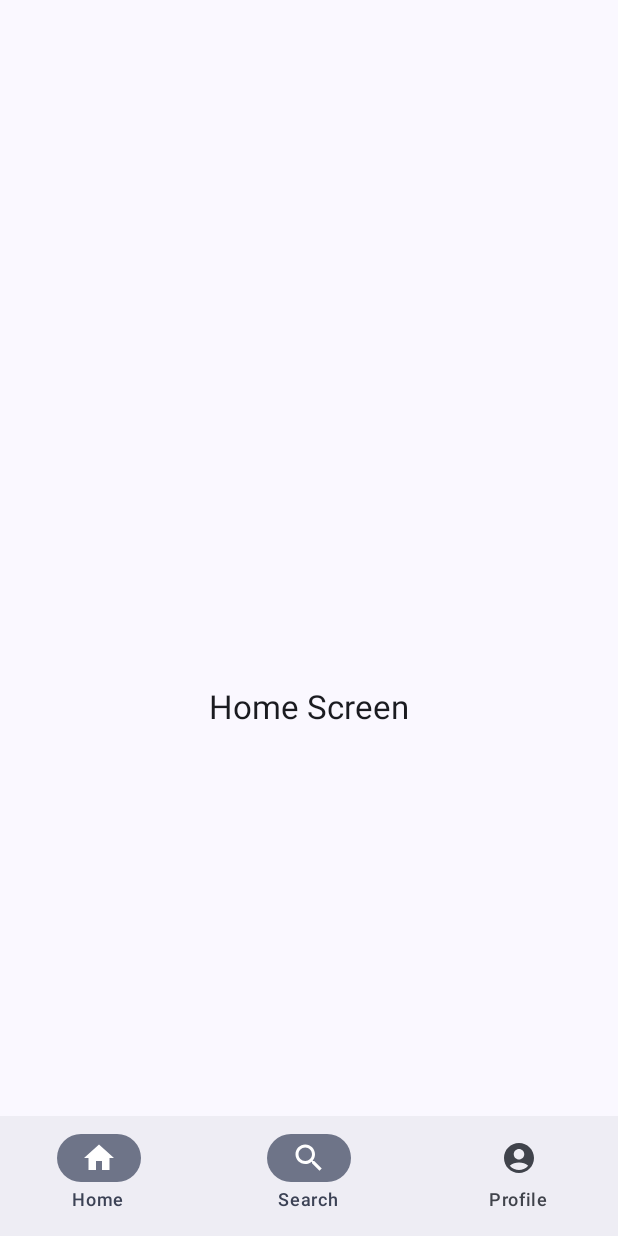
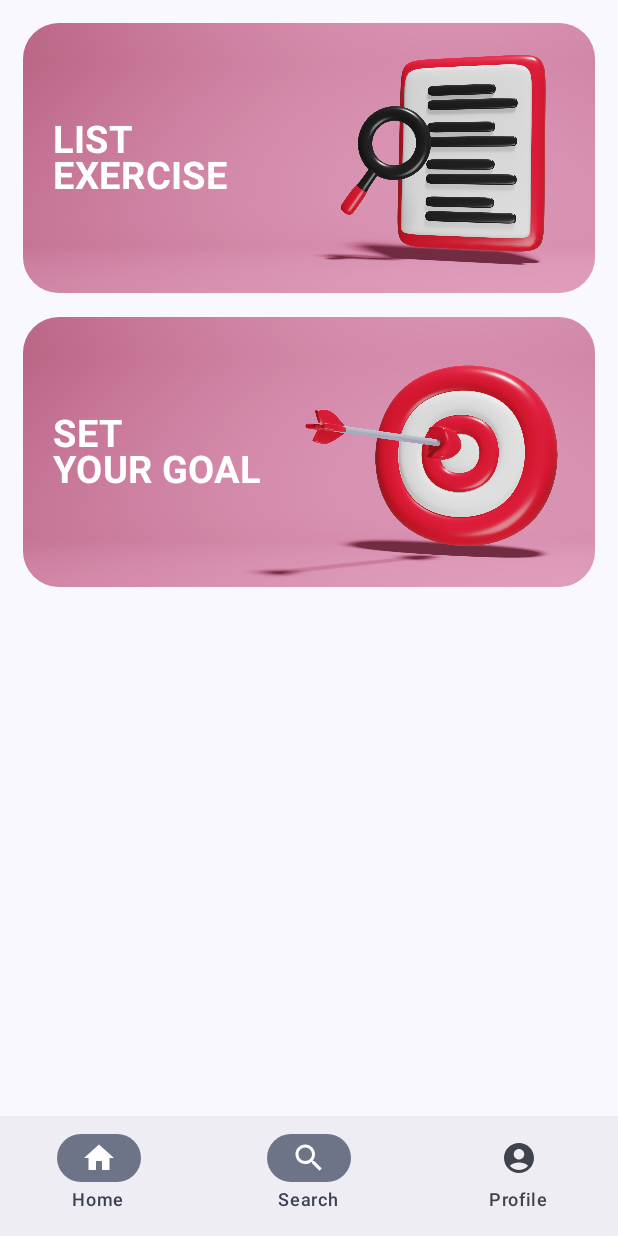
Before and after one commit to Rifqi-Irfansyah/PeakForm, an Android app built with Jetpack Compose: the screen it shows after launch (MainActivity), on a phone screen of 412 x 824 dp. Run offline under Robolectric (Android 15) with nearby library versions, the phone set to English and light mode, and no system bars.

Commit message:
feat: add card in home, change: make appnavhost to modular route

```diff
--- /dev/null
+++ b/app/src/main/java/com/example/peakform/Navigation/AppNavHost.kt
@@ -0,0 +1,29 @@
+package com.example.peakform.Navigation
+
+import androidx.compose.runtime.Composable
+import androidx.compose.ui.Modifier
+import androidx.navigation.NavHostController
+import androidx.navigation.compose.NavHost
+import androidx.navigation.compose.composable
+import com.example.peakform.Screens.Home
+import com.example.peakform.Screens.MakeSchedule
+import com.example.peakform.Screens.Profile
+
+@Composable
+fun AppNavHost(navController: NavHostController, modifier: Modifier = Modifier) {
+    NavHost(
+        navController = navController,
+        startDestination = Screens.Home.route,
+        modifier = modifier
+    ) {
+        composable(Screens.Home.route) {
+            Home(navController)
+        }
+        composable(Screens.Profile.route) {
+            Profile(navController)
+        }
+        composable(Screens.MakeSchedule.route) {
+            MakeSchedule()
+        }
+    }
+}
--- a/app/src/main/java/com/example/peakform/Navigation/BottomNavBar.kt
+++ b/app/src/main/java/com/example/peakform/Navigation/BottomNavBar.kt
@@ -6,21 +6,23 @@ import androidx.compose.material3.*
 import androidx.compose.runtime.*
 import androidx.compose.ui.Modifier
 import androidx.navigation.NavGraph.Companion.findStartDestination
-import androidx.navigation.compose.NavHost
-import androidx.navigation.compose.composable
 import androidx.navigation.compose.currentBackStackEntryAsState
 import androidx.navigation.compose.rememberNavController
-import com.example.peakform.Screens.Home
-import com.example.peakform.Screens.Profile
 
 @Composable
 fun BottomNavBar() {
     val navController = rememberNavController()
     val navBackStackEntry by navController.currentBackStackEntryAsState()
     val currentDestination = navBackStackEntry?.destination
+    val screensWithBottomBar = listOf(
+        Screens.Home.route,
+        Screens.Profile.route
+    )
+
     Scaffold(
         modifier = Modifier.fillMaxSize(),
         bottomBar = {
+            if (currentDestination?.route in screensWithBottomBar) {
                 NavigationBar {
                     BottomNavItem().BottomNavItem().forEachIndexed { _, navigationItem ->
                         NavigationBarItem(
@@ -47,26 +49,8 @@ fun BottomNavBar() {
                     }
                 }
             }
-    ) {paddingValues ->
-        NavHost(
-            navController = navController,
-            startDestination = Screens.Home.route,
-            modifier = Modifier.padding(paddingValues = paddingValues)) {
-            composable(Screens.Home.route) {
-                Home(
-                    navController
-                )
         }
-            composable(Screens.Home.route) {
-                Home(
-                    navController
-                )
-            }
-            composable(Screens.Profile.route) {
-                Profile(
-                    navController
-                )
+    ){ paddingValues ->
+        AppNavHost(navController, Modifier.padding(paddingValues))
     }
 }
-    }
-}
--- a/app/src/main/java/com/example/peakform/Navigation/Screens.kt
+++ b/app/src/main/java/com/example/peakform/Navigation/Screens.kt
@@ -3,4 +3,5 @@ package com.example.peakform.Navigation
 sealed class Screens(val route : String) {
     object Home : Screens("home_screen")
     object Profile : Screens("profile_screen")
+    object MakeSchedule : Screens("makeschedule_screen")
 }
--- a/app/src/main/java/com/example/peakform/Screens/Home.kt
+++ b/app/src/main/java/com/example/peakform/Screens/Home.kt
@@ -8,10 +8,16 @@ import androidx.compose.runtime.Composable
 import androidx.compose.ui.Alignment
 import androidx.compose.ui.Modifier
 import androidx.compose.ui.draw.clip
+import androidx.compose.ui.graphics.Color
 import androidx.compose.ui.layout.ContentScale
 import androidx.compose.ui.res.painterResource
+import androidx.compose.ui.tooling.preview.Preview
 import androidx.compose.ui.unit.dp
 import androidx.navigation.NavController
+import androidx.navigation.compose.rememberNavController
+import com.example.peakform.Navigation.Screens
+import com.example.peakform.R
+import com.example.peakform.ui.components.CardImage
 import com.example.peakform.ui.theme.NavigationBarMediumTheme
 
 @Composable
@@ -24,27 +30,28 @@ fun Home(navController: NavController) {
             Column(
                 modifier = Modifier.fillMaxSize().padding(15.dp),
                 horizontalAlignment = Alignment.CenterHorizontally,
-                verticalArrangement = Arrangement.Center
+                verticalArrangement = Arrangement.spacedBy(16.dp)
             ) {
-                Box(
-                    modifier = Modifier.fillMaxWidth()
-                        .height(200.dp)
-                        .padding(horizontal = 15.dp, vertical = 10.dp)
-                        .clip(MaterialTheme.shapes.large)
-                ) {
-//                    Image(
-//                        painter = painterResource(R.drawable.images),
-//                        contentDescription = "home_screen_bg",
-//                        contentScale = ContentScale.Crop,
-//                        modifier = Modifier.fillMaxSize()
-//                    )
-                }
-                Text(
-                    "Home Screen",
-                    style = MaterialTheme.typography.titleLarge,
-                    modifier = Modifier.padding(vertical = 20.dp)
+                CardImage(
+                    backgroundRes = R.drawable.cardlist,
+                    title = "LIST \nEXERCISE",
+                    titleColor = Color.White,
+                    onClick = {}
+                )
+
+                CardImage(
+                    backgroundRes = R.drawable.cardgoal,
+                    title = "SET \nYOUR GOAL",
+                    titleColor = Color.White,
+                    onClick = { navController.navigate(Screens.MakeSchedule.route)}
                 )
             }
         }
     }
 }
+
+@Composable
+@Preview
+fun Preview(){
+    Home(navController = rememberNavController())
+}
--- /dev/null
+++ b/app/src/main/java/com/example/peakform/ui/components/CardImage.kt
@@ -0,0 +1,72 @@
+package com.example.peakform.ui.components
+
+import androidx.compose.foundation.Image
+import androidx.compose.foundation.background
+import androidx.compose.foundation.clickable
+import androidx.compose.foundation.layout.*
+import androidx.compose.foundation.shape.RoundedCornerShape
+import androidx.compose.material3.Card
+import androidx.compose.material3.CardDefaults
+import androidx.compose.material3.Text
+import androidx.compose.runtime.Composable
+import androidx.compose.ui.Alignment
+import androidx.compose.ui.Modifier
+import androidx.compose.ui.draw.clip
+import androidx.compose.ui.graphics.Color
+import androidx.compose.ui.layout.ContentScale
+import androidx.compose.ui.res.painterResource
+import androidx.compose.ui.text.font.FontWeight
+import androidx.compose.ui.tooling.preview.Preview
+import androidx.compose.ui.unit.dp
+import androidx.compose.ui.unit.sp
+import com.example.peakform.Navigation.Screens
+import com.example.peakform.R
+
+@Composable
+fun CardImage(
+    backgroundRes: Int,
+    title: String,
+    titleColor: Color,
+    onClick: () -> Unit
+) {
+    Card(
+        modifier = Modifier
+            .fillMaxWidth()
+            .height(180.dp)
+            .clip(RoundedCornerShape(24.dp))
+            .clickable { onClick() },
+        colors = CardDefaults.cardColors(containerColor = Color.Transparent),
+        elevation = CardDefaults.cardElevation(defaultElevation = 4.dp)
+    ) {
+        Box(modifier = Modifier.fillMaxSize()) {
+            Image(
+                painter = painterResource(id = backgroundRes),
+                contentDescription = "Background Image",
+                contentScale = ContentScale.Crop,
+                modifier = Modifier.matchParentSize()
+            )
+
+            // Title over Background
+            Text(
+                text = title,
+                fontSize = 25.sp,
+                fontWeight = FontWeight.Bold,
+                color = titleColor,
+                modifier = Modifier
+                    .align(Alignment.CenterStart)
+                    .padding(20.dp)
+            )
+        }
+    }
+}
+
+@Composable
+@Preview
+fun PreviewCard() {
+    CardImage(
+        backgroundRes = R.drawable.cardgoal, // Ganti dengan ID gambar latar
+        title = "SET \nYOUR GOAL",
+        titleColor = Color.White,
+        onClick = {}
+    )
+}
```
Also changed, not shown: app/src/main/java/com/example/peakform/Screens/MakeSchedule.kt (added, +47 -0 lines), app/src/main/res/drawable/cardgoal.jpg (added), app/src/main/res/drawable/cardlist.jpg (added). Lines whose indentation alone changed are shown as unchanged.
